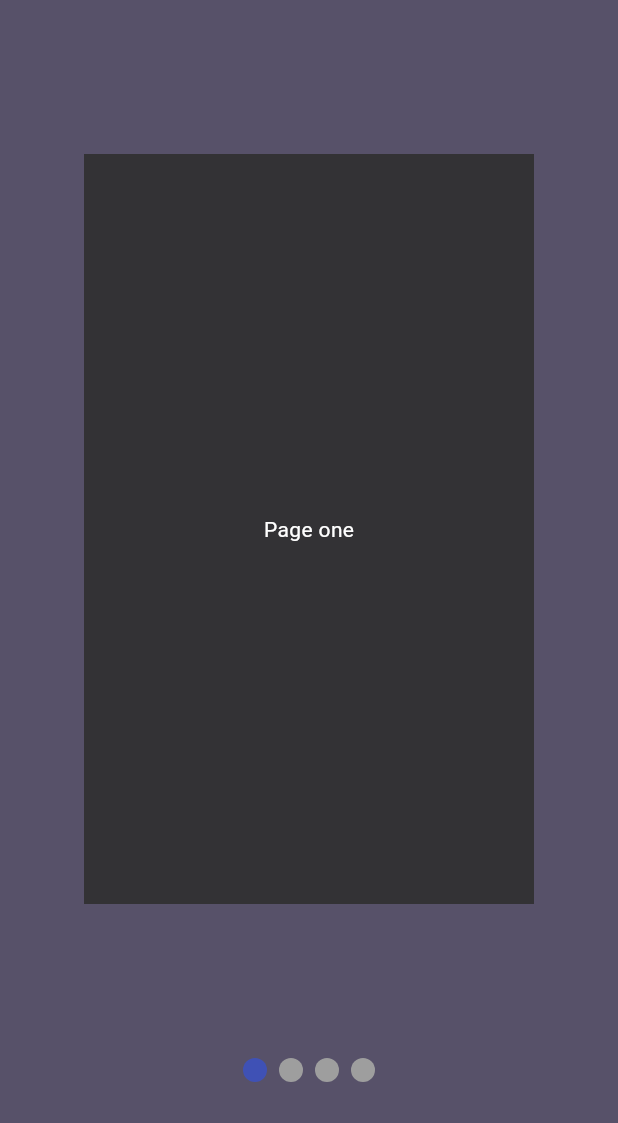
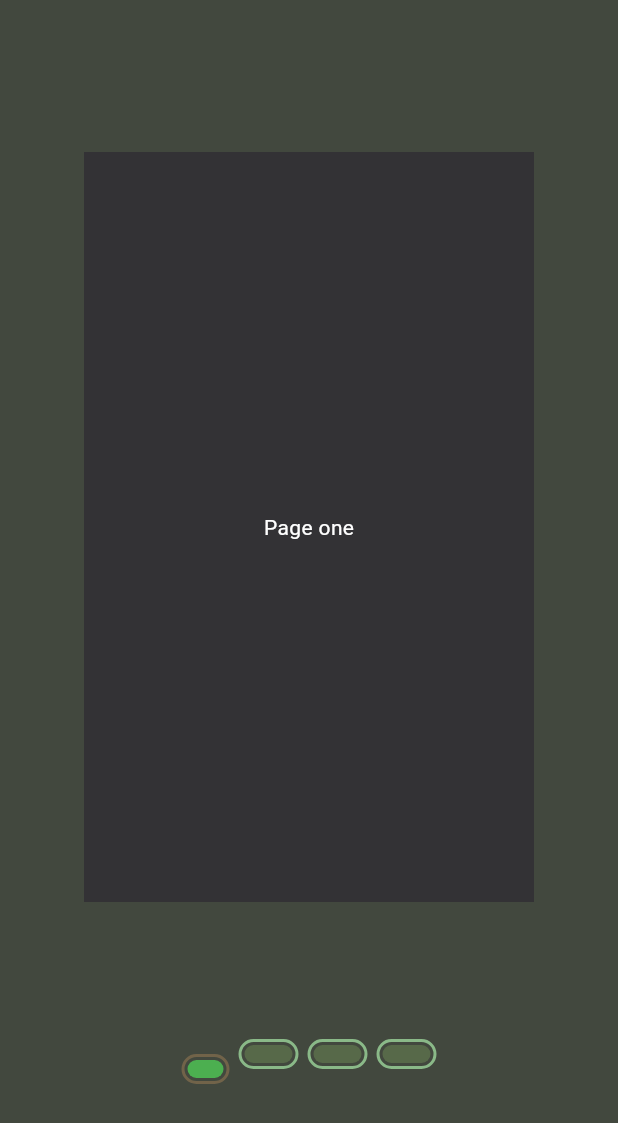
Before and after one commit to ManU4kym/ScrollVue, a Flutter app: the screen it shows after launch, on a phone screen of 412 x 824 dp. Shown: the top 1123 px of the screen. Run offline on Flutter 3.47's test engine with Material 3 defaults, Android fonts, the phone set to English and light mode, and no system bars; drawn by our look-alikes of smooth_page_indicator.

```diff
--- a/lib/home_page.dart
+++ b/lib/home_page.dart
@@ -1,5 +1,4 @@
 import 'package:flutter/material.dart';
-import 'package:flutter/widgets.dart';
 import 'package:pageview/pages/page_1.dart';
 import 'package:pageview/pages/page_2.dart';
 import 'package:pageview/pages/page_3.dart';
@@ -18,7 +17,7 @@ class _HomePageState extends State<HomePage> {
   @override
   Widget build(BuildContext context) {
     return Scaffold(
-      backgroundColor: const Color.fromARGB(255, 87, 81, 105),
+      backgroundColor: Color.fromARGB(255, 66, 72, 62),
       body: Center(
         child: Column(
           mainAxisAlignment: MainAxisAlignment.spaceEvenly,
@@ -42,8 +41,32 @@ class _HomePageState extends State<HomePage> {
             SmoothPageIndicator(
               controller: _controller,
               count: 4,
-              effect: const JumpingDotEffect(
-                verticalOffset: 46,
+              effect: CustomizableEffect(
+                dotDecoration: DotDecoration(
+                  width: 32,
+                  height: 12,
+                  color: const Color.fromARGB(255, 87, 105, 73),
+                  rotationAngle: 180,
+                  verticalOffset: 10,
+                  borderRadius: BorderRadius.circular(24),
+                  dotBorder: const DotBorder(
+                    padding: 2,
+                    width: 2,
+                    color: Color.fromARGB(255, 138, 185, 136),
+                  ),
+                ),
+                activeDotDecoration: DotDecoration(
+                  width: 24,
+                  height: 12,
+                  color: Colors.green,
+                  dotBorder: const DotBorder(
+                    padding: 2,
+                    width: 2,
+                    color: Color.fromARGB(255, 113, 99, 73),
+                  ),
+                  borderRadius: BorderRadius.circular(16),
+                ),
+                spacing: 6.0,
               ),
             ),
           ],
```
